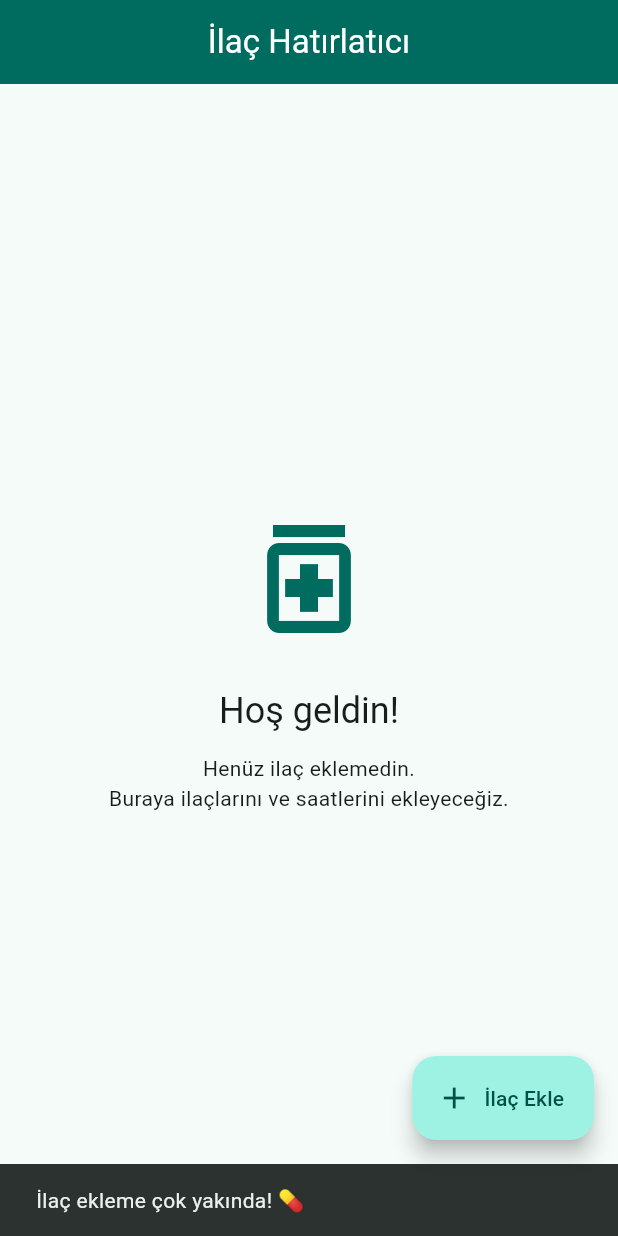
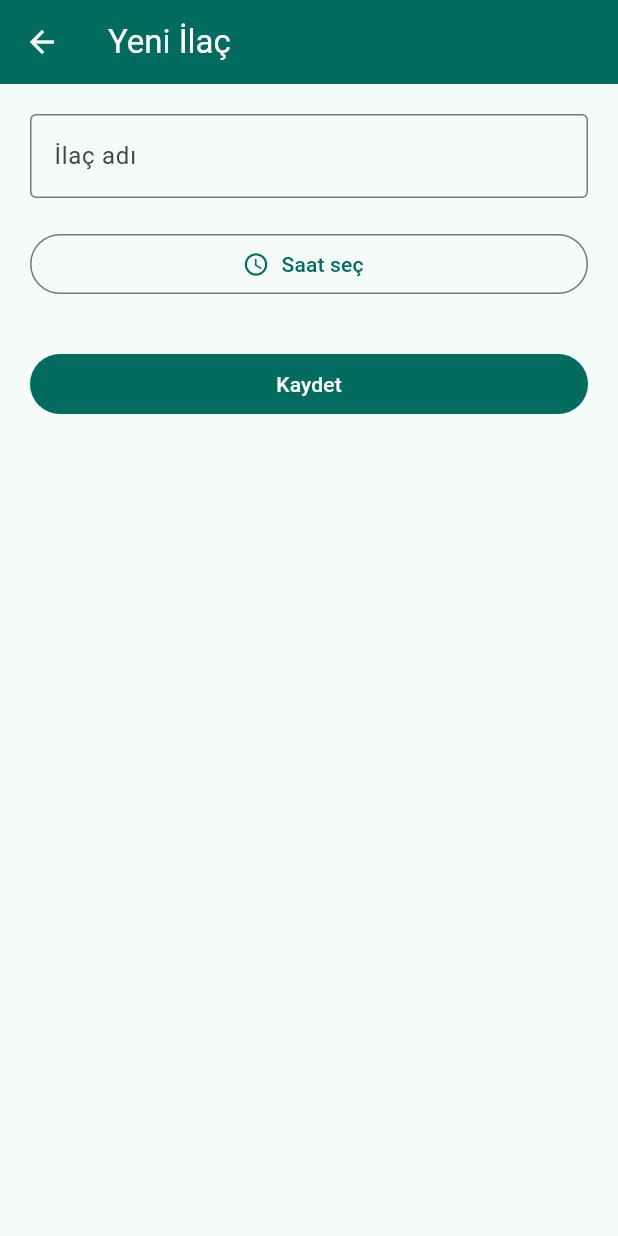
Before and after one commit to newproct/hatirlat, a Flutter app: the screen it shows after launch, after a tap on "İlaç Ekle", on a phone screen of 412 x 824 dp. Run offline on Flutter 3.47's test engine with Material 3 defaults, Android fonts, the phone set to English and light mode, and no system bars.

Commit message:
Update main.dart

```diff
--- a/lib/main.dart
+++ b/lib/main.dart
@@ -1,8 +1,6 @@
 import 'package:flutter/material.dart';
 
-void main() {
-  runApp(const IlacHatirlaticiApp());
-}
+void main() => runApp(const IlacHatirlaticiApp());
 
 class IlacHatirlaticiApp extends StatelessWidget {
   const IlacHatirlaticiApp({super.key});
@@ -21,8 +19,38 @@ class IlacHatirlaticiApp extends StatelessWidget {
   }
 }
 
-class AnaSayfa extends StatelessWidget {
+// Bir ilacı temsil eden basit model: adı ve saati.
+class Ilac {
+  final String ad;
+  final TimeOfDay saat;
+  Ilac(this.ad, this.saat);
+}
+
+String saatMetni(TimeOfDay t) {
+  final s = t.hour.toString().padLeft(2, '0');
+  final d = t.minute.toString().padLeft(2, '0');
+  return '$s:$d';
+}
+
+class AnaSayfa extends StatefulWidget {
   const AnaSayfa({super.key});
+
+  @override
+  State<AnaSayfa> createState() => _AnaSayfaState();
+}
+
+class _AnaSayfaState extends State<AnaSayfa> {
+  final List<Ilac> _ilaclar = [];
+
+  Future<void> _ilacEkle() async {
+    final yeni = await Navigator.push<Ilac>(
+      context,
+      MaterialPageRoute(builder: (_) => const IlacEkleSayfasi()),
+    );
+    if (yeni != null) {
+      setState(() => _ilaclar.add(yeni));
+    }
+  }
 
   @override
   Widget build(BuildContext context) {
@@ -34,7 +62,36 @@ class AnaSayfa extends StatelessWidget {
         title: const Text('İlaç Hatırlatıcı'),
         centerTitle: true,
       ),
-      body: Center(
+      body: _ilaclar.isEmpty
+          ? _bosDurum(renk)
+          : ListView.builder(
+              padding: const EdgeInsets.all(12),
+              itemCount: _ilaclar.length,
+              itemBuilder: (context, i) {
+                final ilac = _ilaclar[i];
+                return Card(
+                  child: ListTile(
+                    leading: Icon(Icons.medication, color: renk.primary),
+                    title: Text(ilac.ad),
+                    subtitle: Text('Saat: ${saatMetni(ilac.saat)}'),
+                    trailing: IconButton(
+                      icon: const Icon(Icons.delete_outline),
+                      onPressed: () => setState(() => _ilaclar.removeAt(i)),
+                    ),
+                  ),
+                );
+              },
+            ),
+      floatingActionButton: FloatingActionButton.extended(
+        onPressed: _ilacEkle,
+        icon: const Icon(Icons.add),
+        label: const Text('İlaç Ekle'),
+      ),
+    );
+  }
+
+  Widget _bosDurum(ColorScheme renk) {
+    return Center(
       child: Padding(
         padding: const EdgeInsets.all(24),
         child: Column(
@@ -42,26 +99,104 @@ class AnaSayfa extends StatelessWidget {
           children: [
             Icon(Icons.medication_outlined, size: 96, color: renk.primary),
             const SizedBox(height: 24),
-              Text('Hoş geldin!',
+            Text('Henüz ilaç yok',
                 style: Theme.of(context).textTheme.headlineSmall),
             const SizedBox(height: 12),
             const Text(
-                'Henüz ilaç eklemedin.\n'
-                'Buraya ilaçlarını ve saatlerini ekleyeceğiz.',
+              'Aşağıdaki "İlaç Ekle" butonuna basarak\n'
+              'ilk ilacını ekle.',
               textAlign: TextAlign.center,
             ),
           ],
         ),
       ),
+    );
+  }
+}
+
+class IlacEkleSayfasi extends StatefulWidget {
+  const IlacEkleSayfasi({super.key});
+
+  @override
+  State<IlacEkleSayfasi> createState() => _IlacEkleSayfasiState();
+}
+
+class _IlacEkleSayfasiState extends State<IlacEkleSayfasi> {
+  final _adController = TextEditingController();
+  TimeOfDay? _secilenSaat;
+
+  @override
+  void dispose() {
+    _adController.dispose();
+    super.dispose();
+  }
+
+  Future<void> _saatSec() async {
+    final secilen = await showTimePicker(
+      context: context,
+      initialTime: TimeOfDay.now(),
+    );
+    if (secilen != null) {
+      setState(() => _secilenSaat = secilen);
+    }
+  }
+
+  void _kaydet() {
+    final ad = _adController.text.trim();
+    if (ad.isEmpty) {
+      ScaffoldMessenger.of(context).showSnackBar(
+        const SnackBar(content: Text('Lütfen ilaç adını yaz.')),
+      );
+      return;
+    }
+    if (_secilenSaat == null) {
+      ScaffoldMessenger.of(context).showSnackBar(
+        const SnackBar(content: Text('Lütfen bir saat seç.')),
+      );
+      return;
+    }
+    Navigator.pop(context, Ilac(ad, _secilenSaat!));
+  }
+
+  @override
+  Widget build(BuildContext context) {
+    final renk = Theme.of(context).colorScheme;
+    return Scaffold(
+      appBar: AppBar(
+        backgroundColor: renk.primary,
+        foregroundColor: renk.onPrimary,
+        title: const Text('Yeni İlaç'),
       ),
-      floatingActionButton: FloatingActionButton.extended(
-        onPressed: () {
-          ScaffoldMessenger.of(context).showSnackBar(
-            const SnackBar(content: Text('İlaç ekleme çok yakında! 💊')),
-          );
-        },
-        icon: const Icon(Icons.add),
-        label: const Text('İlaç Ekle'),
+      body: Padding(
+        padding: const EdgeInsets.all(20),
+        child: Column(
+          crossAxisAlignment: CrossAxisAlignment.stretch,
+          children: [
+            TextField(
+              controller: _adController,
+              decoration: const InputDecoration(
+                labelText: 'İlaç adı',
+                hintText: 'Örn. Tansiyon hapı',
+                border: OutlineInputBorder(),
+              ),
+            ),
+            const SizedBox(height: 20),
+            OutlinedButton.icon(
+              onPressed: _saatSec,
+              icon: const Icon(Icons.access_time),
+              label: Text(
+                _secilenSaat == null
+                    ? 'Saat seç'
+                    : 'Saat: ${saatMetni(_secilenSaat!)}',
+              ),
+            ),
+            const SizedBox(height: 32),
+            FilledButton(
+              onPressed: _kaydet,
+              child: const Text('Kaydet'),
+            ),
+          ],
+        ),
       ),
     );
   }
```
Lines whose indentation alone changed are shown as unchanged.
